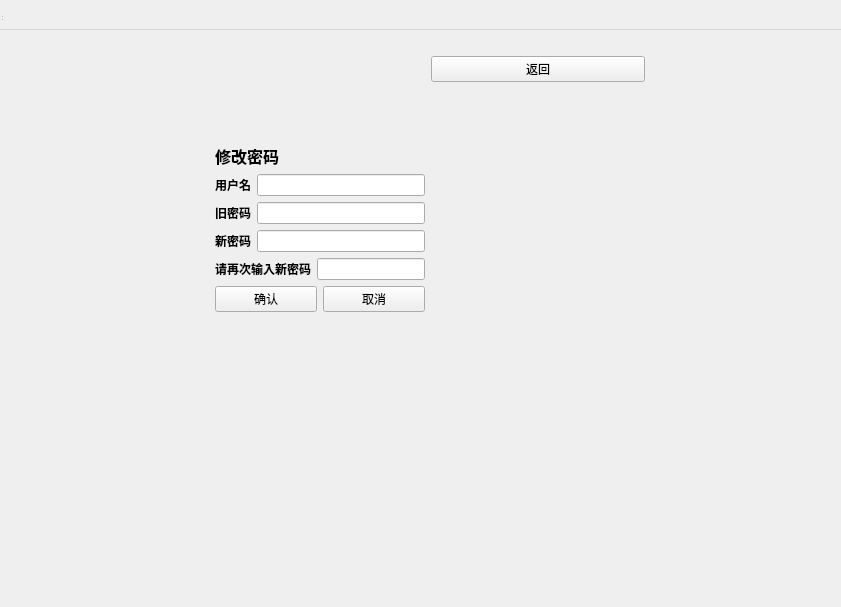
The window that changepassword.ui (breadog/Course_selection_system) describes before a commit, drawn with Qt 5.
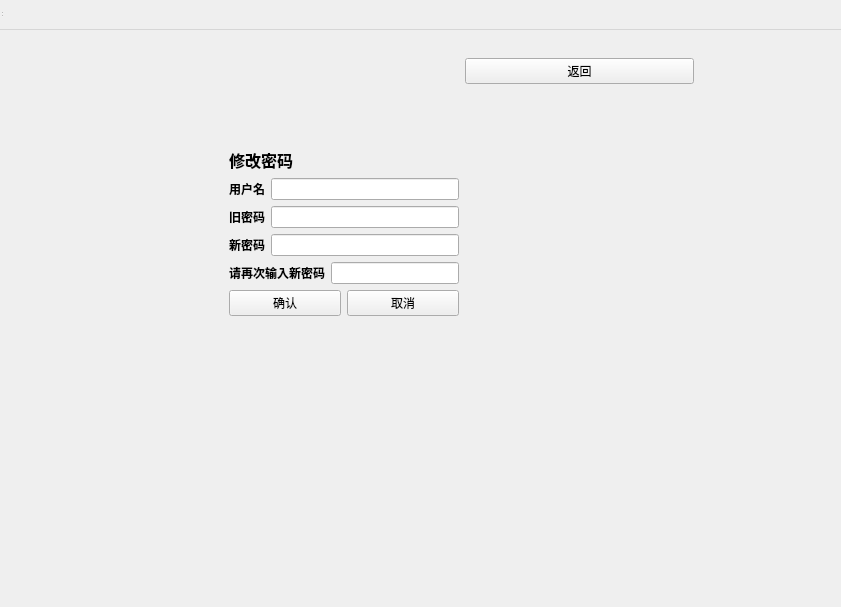
The same window after the commit.

What changed in the file:
```diff
--- a/changepassword.ui
+++ b/changepassword.ui
@@ -14,6 +14,14 @@
    <string>QWidget</string>
   </property>
   <widget class="QWidget" name="centralwidget">
+   <property name="geometry">
+    <rect>
+     <x>0</x>
+     <y>0</y>
+     <width>694</width>
+     <height>457</height>
+    </rect>
+   </property>
    <layout class="QGridLayout" name="gridLayout_2">
     <item row="1" column="1">
      <layout class="QVBoxLayout" name="verticalLayout_2">
@@ -185,7 +193,16 @@
     </rect>
    </property>
   </widget>
-  <widget class="QStatusBar" name="statusbar"/>
+  <widget class="QStatusBar" name="statusbar">
+   <property name="geometry">
+    <rect>
+     <x>0</x>
+     <y>0</y>
+     <width>3</width>
+     <height>18</height>
+    </rect>
+   </property>
+  </widget>
  </widget>
  <resources/>
  <connections/>
```
Left out of the diff: 26 changed lines with no effect on the pictures.
